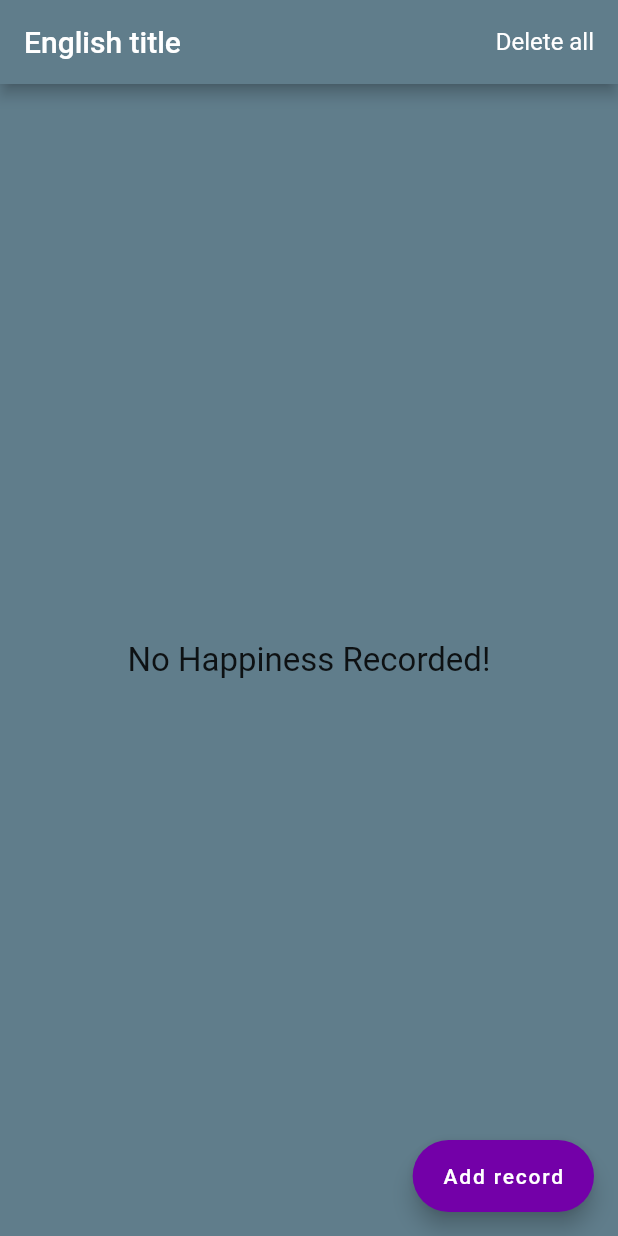
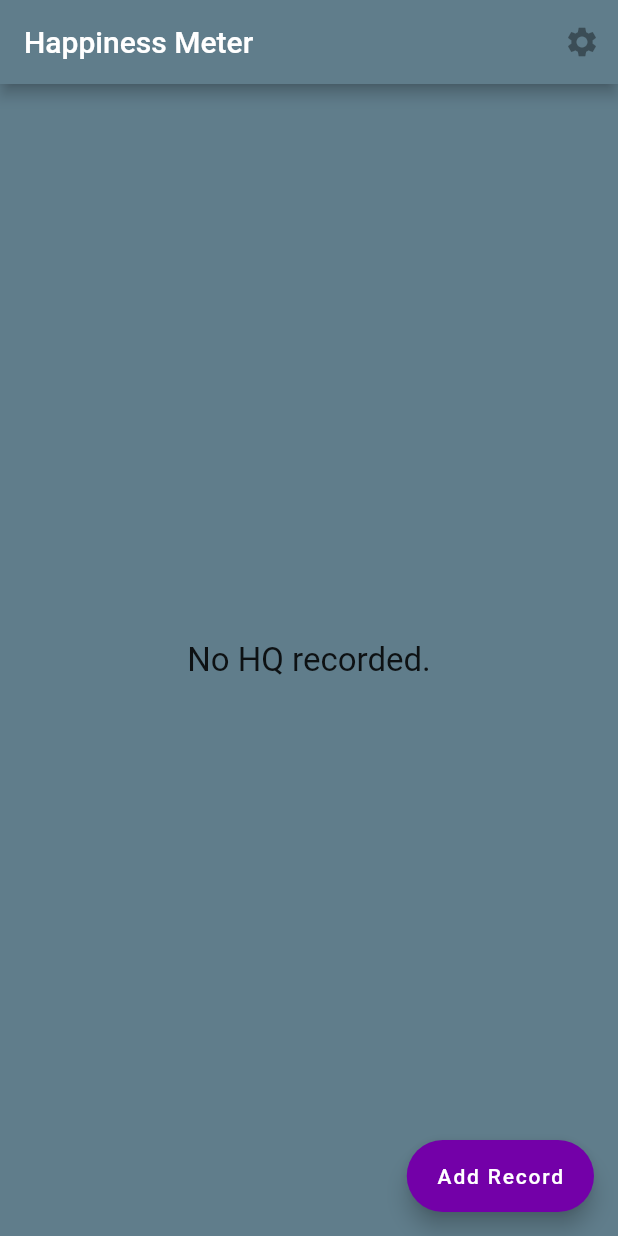
Before and after one commit to grutnebeistet/happiness-meter, a Flutter app: the screen it shows after launch, on a phone screen of 412 x 824 dp. Run offline on Flutter 3.47's test engine with Material 2 defaults, Android fonts, the light colour scheme and no system bars; our stand-ins replace font_awesome_flutter, percent_indicator, shared_preferences, sqflite; missing offline and left inert: preferences; accounts and stored records are empty.

Commit message:
Add app-wide dutch language

```diff
--- a/lib/home_page.dart
+++ b/lib/home_page.dart
@@ -25,7 +25,7 @@ class _StateHomePage extends State<HomePage> {
     return Scaffold(
         appBar: AppBar(
           // title: Text(DemoLocalizations.of(context).title),
-          title: Text(allTranslations.text("page.title")),
+          title: Text(allTranslations.text("main.page_title")),
           actions: <Widget>[
 //          IconButton(icon: Icon(FontAwesomeIcons.dyalog), onPressed: () {}),
             Container(
@@ -40,13 +40,15 @@ class _StateHomePage extends State<HomePage> {
 
                   });
                 },
-                child: new Text(
-                  "Delete all",
-                  style: TextStyle(fontSize: 16),
-                ),
+                child:
+                IconButton(icon: Icon(Icons.settings),),
+                // new Text(
+                //   "Delete all2",
+                //   style: TextStyle(fontSize: 16),
+                // ),
               ),
               alignment: Alignment.center,
-              padding: const EdgeInsets.all(16.0),
+              // padding: const EdgeInsets.all(16.0),
             ),
           ],
         ),
@@ -58,7 +60,7 @@ class _StateHomePage extends State<HomePage> {
                 if (!snapshot.hasData)
                   return Center(
                       child: Text(
-                    "No Happiness Recorded!",
+                    allTranslations.text("home.empty_db_msg"),
                     style: TextStyle(fontSize: 22),
                   ));
 //                  return Center(child: CircularProgressIndicator());
@@ -93,12 +95,12 @@ class _StateHomePage extends State<HomePage> {
                                   Scaffold.of(context).showSnackBar(SnackBar(
                                       duration: Duration(seconds: 1),
                                       content:
-                                          Text("Happiness Record removed")));
+                                          Text(allTranslations.text("home.removed"))));
                                 },
                                 child: ListTile(
                                   contentPadding: EdgeInsets.all(20),
                                   title: Text(
-                                    DateFormat("E dd LLL yyy H:m")
+                                    DateFormat.yMMMMEEEEd(allTranslations.locale.toString()).add_jm()
                                         .format(
                                             DateTime.fromMillisecondsSinceEpoch(
                                                 record.date))
@@ -145,7 +147,7 @@ class _StateHomePage extends State<HomePage> {
             Navigator.push(
                 context, MaterialPageRoute(builder: (context) => MeterPage(null)));
           },
-          label: Text('Add record'),
+          label: Text(allTranslations.text("home.add_record")),
         ));
   }
 }
--- a/lib/meter_page.dart
+++ b/lib/meter_page.dart
@@ -2,6 +2,7 @@ import 'package:flutter/material.dart';
 import 'package:happiness_meter/custom_slider_thumb.dart';
 import 'package:font_awesome_flutter/font_awesome_flutter.dart';
 import 'package:flutter/services.dart';
+import 'package:happiness_meter/global_translations.dart';
 import 'package:intl/intl.dart';
 import 'package:percent_indicator/linear_percent_indicator.dart';
 import 'happiness_slider.dart';
@@ -39,7 +40,7 @@ class _MeterPageState extends State<MeterPage> {
       textController.text = situationDescription;
       saveLabel = '';
     } else {
-      saveLabel = 'Save';
+      saveLabel = allTranslations.text("meter.save");
       situationDescription = '';
     }
   }
@@ -75,9 +76,9 @@ class _MeterPageState extends State<MeterPage> {
   _updateSaveLabel(bool saved) {
     setState(() {
       if (saved)
-        saveLabel = "Saved";
+        saveLabel = allTranslations.text("meter.saved");
       else
-        saveLabel = "Save";
+        saveLabel = allTranslations.text("meter.save");
     });
   }
 
@@ -102,8 +103,8 @@ class _MeterPageState extends State<MeterPage> {
               //
             }),
         title: Text(happinessRecord == null
-            ? "Happiness Meter"
-            : DateFormat("E dd LLL yyy H:m")
+            ? allTranslations.text("meter.page_title")
+            :  DateFormat.yMMMMd(allTranslations.locale.toString()).add_jm()
                 .format(
                     DateTime.fromMillisecondsSinceEpoch(happinessRecord.date))
                 .toString()),
@@ -112,7 +113,8 @@ class _MeterPageState extends State<MeterPage> {
           Container(
             child: GestureDetector(
               onTap: () {
-                if (saveLabel == 'Save') {
+                var localeSaveLabel = allTranslations.text("meter.save");
+                if (saveLabel == localeSaveLabel) {
                   _updateSaveLabel(true);
                   var isNewRecord = happinessRecord == null;
 
@@ -274,11 +276,11 @@ class _MeterPageState extends State<MeterPage> {
                   controller: textController,
                   style: TextStyle(fontSize: 24),
                   decoration: InputDecoration(
-                    labelText: "Situation description",
+                    labelText: allTranslations.text("meter.situation_description"),
                     labelStyle: (TextStyle(fontSize: 30)),
                     border: InputBorder.none,
                     hintStyle: TextStyle(fontSize: 18),
-                    hintText: 'Enter notes',
+                    hintText: allTranslations.text("meter.enter_notes_hint"),
                   ),
                 ),
               ),
--- a/lib/settings_page.dart
+++ b/lib/settings_page.dart
@@ -20,7 +20,7 @@ class SettingsPage extends StatefulWidget {
     //
     // Retrieves the title of the page, from the translations
     //
-    final String pageTitle = allTranslations.text("page.title");
+    final String pageTitle = allTranslations.text("settings.page_title");
 
     //
     // Retrieves the caption of the button
@@ -40,7 +40,7 @@ class SettingsPage extends StatefulWidget {
         //   defaultVal: 'Timeline',
         //   values: ['Posts', 'Timeline', 'Private Messages'],
         // ),
-        PreferenceTitle('Language'),
+        PreferenceTitle(allTranslations.text("settings.change_language")),
         RadioPreference(
           'English',
           'en',
@@ -49,7 +49,7 @@ class SettingsPage extends StatefulWidget {
           isDefault: true,
         ),
         RadioPreference(
-          'Dutch',
+          'Nederlands',
           'nl',
           'app_language',
           onSelect: (){ translationsBloc.setNewLanguage("nl");},
```
Also changed, not shown: assets/locale/locale_en.json (+18 -2 lines), assets/locale/locale_nl.json (+18 -2 lines), lib/main.dart (+0 -102 lines).
